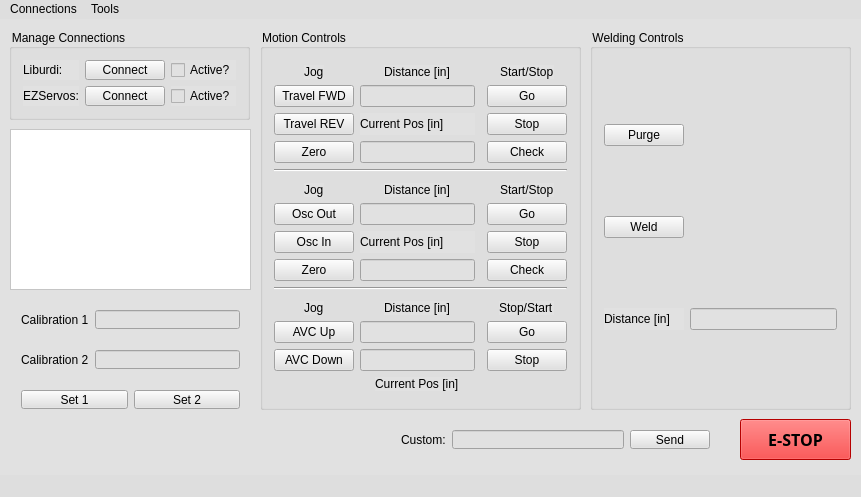
First picture: the form in mainwindow.ui, repository jpenney1993/LiburdiMaster2, before the edit.
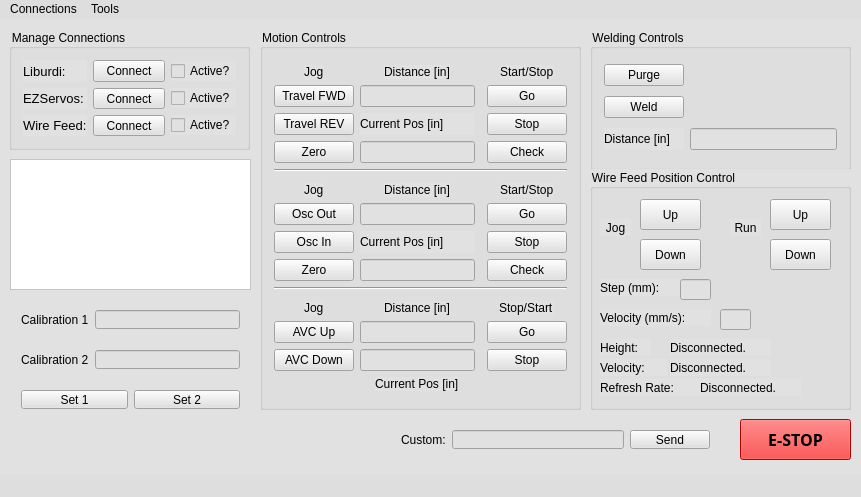
Second picture: the form after the edit. Icons and pictures are not drawn.

Commit message: Added control for the Linear Actuator that controls the height of the wire feed.

```diff
--- a/mainwindow.ui
+++ b/mainwindow.ui
@@ -27,9 +27,9 @@
     <property name="geometry">
      <rect>
       <x>10</x>
-      <y>110</y>
+      <y>140</y>
       <width>241</width>
-      <height>161</height>
+      <height>131</height>
      </rect>
     </property>
     <property name="styleSheet">
@@ -766,7 +766,7 @@
       <x>9</x>
       <y>10</y>
       <width>241</width>
-      <height>91</height>
+      <height>121</height>
      </rect>
     </property>
     <property name="palette">
@@ -890,6 +890,11 @@
      </item>
      <item row="1" column="0">
       <widget class="QLabel" name="connectEzservoLabel">
+       <property name="font">
+        <font>
+         <pointsize>10</pointsize>
+        </font>
+       </property>
        <property name="text">
         <string>EZServos:</string>
        </property>
@@ -909,6 +914,44 @@
        </property>
       </widget>
      </item>
+     <item row="0" column="0">
+      <widget class="QLabel" name="connectLiburdiLabel">
+       <property name="font">
+        <font>
+         <pointsize>10</pointsize>
+        </font>
+       </property>
+       <property name="text">
+        <string>Liburdi:</string>
+       </property>
+      </widget>
+     </item>
+     <item row="2" column="1">
+      <widget class="QPushButton" name="connectLinActButton">
+       <property name="text">
+        <string>Connect</string>
+       </property>
+      </widget>
+     </item>
+     <item row="2" column="0">
+      <widget class="QLabel" name="connectLinActLabel">
+       <property name="font">
+        <font>
+         <pointsize>10</pointsize>
+        </font>
+       </property>
+       <property name="text">
+        <string>Wire Feed:</string>
+       </property>
+      </widget>
+     </item>
+     <item row="2" column="2">
+      <widget class="QCheckBox" name="linActActiveCheckBox">
+       <property name="text">
+        <string>Active?</string>
+       </property>
+      </widget>
+     </item>
     </layout>
    </widget>
    <widget class="QGroupBox" name="weldingGroupBox">
@@ -917,7 +960,7 @@
       <x>590</x>
       <y>10</y>
       <width>261</width>
-      <height>381</height>
+      <height>141</height>
      </rect>
     </property>
     <property name="title">
@@ -1082,6 +1125,230 @@
      </item>
     </layout>
    </widget>
+   <widget class="QGroupBox" name="wireControlBox">
+    <property name="geometry">
+     <rect>
+      <x>590</x>
+      <y>150</y>
+      <width>261</width>
+      <height>241</height>
+     </rect>
+    </property>
+    <property name="title">
+     <string>Wire Feed Position Control</string>
+    </property>
+    <widget class="QPushButton" name="wireJogUpButton">
+     <property name="geometry">
+      <rect>
+       <x>50</x>
+       <y>30</y>
+       <width>61</width>
+       <height>31</height>
+      </rect>
+     </property>
+     <property name="text">
+      <string>Up</string>
+     </property>
+    </widget>
+    <widget class="QPushButton" name="wireJogDownButton">
+     <property name="geometry">
+      <rect>
+       <x>50</x>
+       <y>70</y>
+       <width>61</width>
+       <height>31</height>
+      </rect>
+     </property>
+     <property name="text">
+      <string>Down</string>
+     </property>
+    </widget>
+    <widget class="QLabel" name="label_WireHeight">
+     <property name="geometry">
+      <rect>
+       <x>10</x>
+       <y>170</y>
+       <width>51</width>
+       <height>17</height>
+      </rect>
+     </property>
+     <property name="text">
+      <string>Height:</string>
+     </property>
+    </widget>
+    <widget class="QLabel" name="wireHeightReadout">
+     <property name="geometry">
+      <rect>
+       <x>80</x>
+       <y>170</y>
+       <width>101</width>
+       <height>17</height>
+      </rect>
+     </property>
+     <property name="text">
+      <string>Disconnected.</string>
+     </property>
+    </widget>
+    <widget class="QLabel" name="label_WireStepMM">
+     <property name="geometry">
+      <rect>
+       <x>10</x>
+       <y>110</y>
+       <width>81</width>
+       <height>17</height>
+      </rect>
+     </property>
+     <property name="text">
+      <string>Step (mm):</string>
+     </property>
+    </widget>
+    <widget class="QLineEdit" name="wireStepMM">
+     <property name="geometry">
+      <rect>
+       <x>90</x>
+       <y>110</y>
+       <width>31</width>
+       <height>21</height>
+      </rect>
+     </property>
+    </widget>
+    <widget class="QLabel" name="label_wireJog">
+     <property name="geometry">
+      <rect>
+       <x>10</x>
+       <y>50</y>
+       <width>31</width>
+       <height>17</height>
+      </rect>
+     </property>
+     <property name="text">
+      <string>Jog</string>
+     </property>
+     <property name="alignment">
+      <set>Qt::AlignCenter</set>
+     </property>
+    </widget>
+    <widget class="QLabel" name="label_wireHeightVel">
+     <property name="geometry">
+      <rect>
+       <x>10</x>
+       <y>190</y>
+       <width>67</width>
+       <height>17</height>
+      </rect>
+     </property>
+     <property name="text">
+      <string>Velocity:</string>
+     </property>
+    </widget>
+    <widget class="QLabel" name="wireHeightVelReadout">
+     <property name="geometry">
+      <rect>
+       <x>80</x>
+       <y>190</y>
+       <width>101</width>
+       <height>17</height>
+      </rect>
+     </property>
+     <property name="text">
+      <string>Disconnected.</string>
+     </property>
+    </widget>
+    <widget class="QLabel" name="wireThreadRefreshRate">
+     <property name="geometry">
+      <rect>
+       <x>110</x>
+       <y>210</y>
+       <width>101</width>
+       <height>17</height>
+      </rect>
+     </property>
+     <property name="text">
+      <string>Disconnected.</string>
+     </property>
+    </widget>
+    <widget class="QLabel" name="label_wireThreadRefresh">
+     <property name="geometry">
+      <rect>
+       <x>10</x>
+       <y>210</y>
+       <width>101</width>
+       <height>17</height>
+      </rect>
+     </property>
+     <property name="text">
+      <string>Refresh Rate:</string>
+     </property>
+    </widget>
+    <widget class="QLabel" name="label_WireStepVel">
+     <property name="geometry">
+      <rect>
+       <x>10</x>
+       <y>140</y>
+       <width>111</width>
+       <height>17</height>
+      </rect>
+     </property>
+     <property name="autoFillBackground">
+      <bool>false</bool>
+     </property>
+     <property name="text">
+      <string>Velocity (mm/s):</string>
+     </property>
+    </widget>
+    <widget class="QLineEdit" name="wireStepVel">
+     <property name="geometry">
+      <rect>
+       <x>130</x>
+       <y>140</y>
+       <width>31</width>
+       <height>21</height>
+      </rect>
+     </property>
+    </widget>
+    <widget class="QLabel" name="label_wireRun">
+     <property name="geometry">
+      <rect>
+       <x>140</x>
+       <y>50</y>
+       <width>31</width>
+       <height>17</height>
+      </rect>
+     </property>
+     <property name="text">
+      <string>Run</string>
+     </property>
+     <property name="alignment">
+      <set>Qt::AlignCenter</set>
+     </property>
+    </widget>
+    <widget class="QPushButton" name="wireRunDownButton">
+     <property name="geometry">
+      <rect>
+       <x>180</x>
+       <y>70</y>
+       <width>61</width>
+       <height>31</height>
+      </rect>
+     </property>
+     <property name="text">
+      <string>Down</string>
+     </property>
+    </widget>
+    <widget class="QPushButton" name="wireRunUpButton">
+     <property name="geometry">
+      <rect>
+       <x>180</x>
+       <y>30</y>
+       <width>61</width>
+       <height>31</height>
+      </rect>
+     </property>
+     <property name="text">
+      <string>Up</string>
+     </property>
+    </widget>
+   </widget>
   </widget>
   <widget class="QMenuBar" name="menuBar">
    <property name="geometry">
```
Left out of the diff: 7 changed lines with no effect on the pictures. The commit also changes 7 other files.
